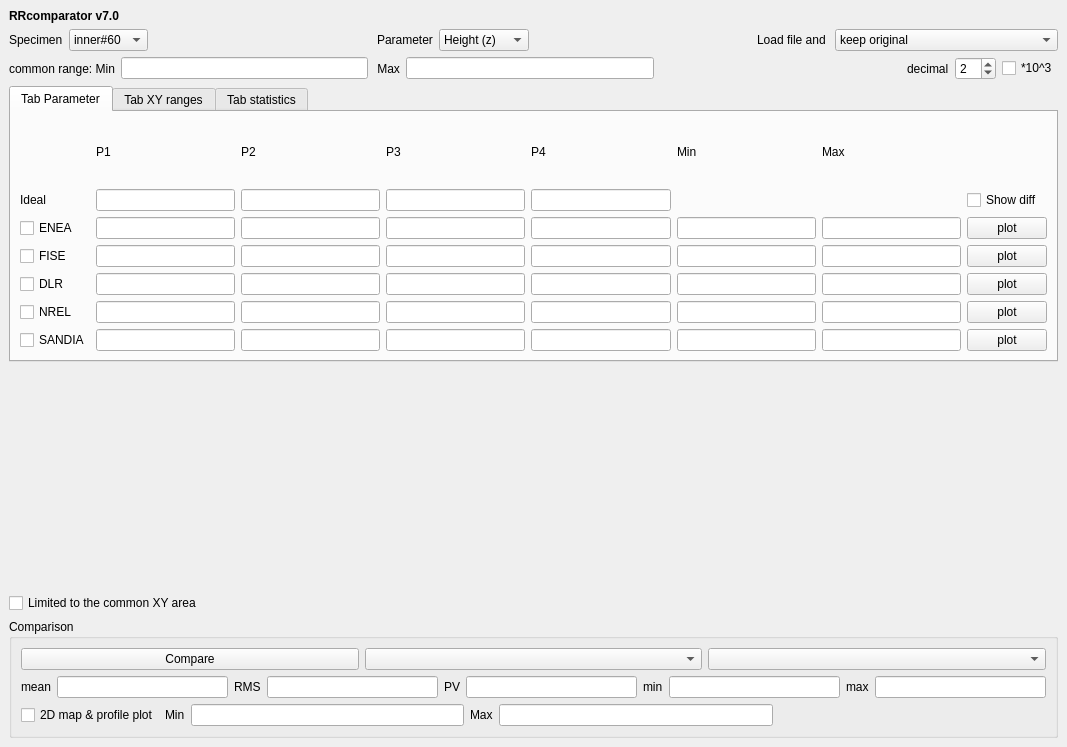
First picture: the form in Workspace/qtSource/RRcomparator/rrcmp.ui, repository mmonty1960/RRcomparator, before the edit.
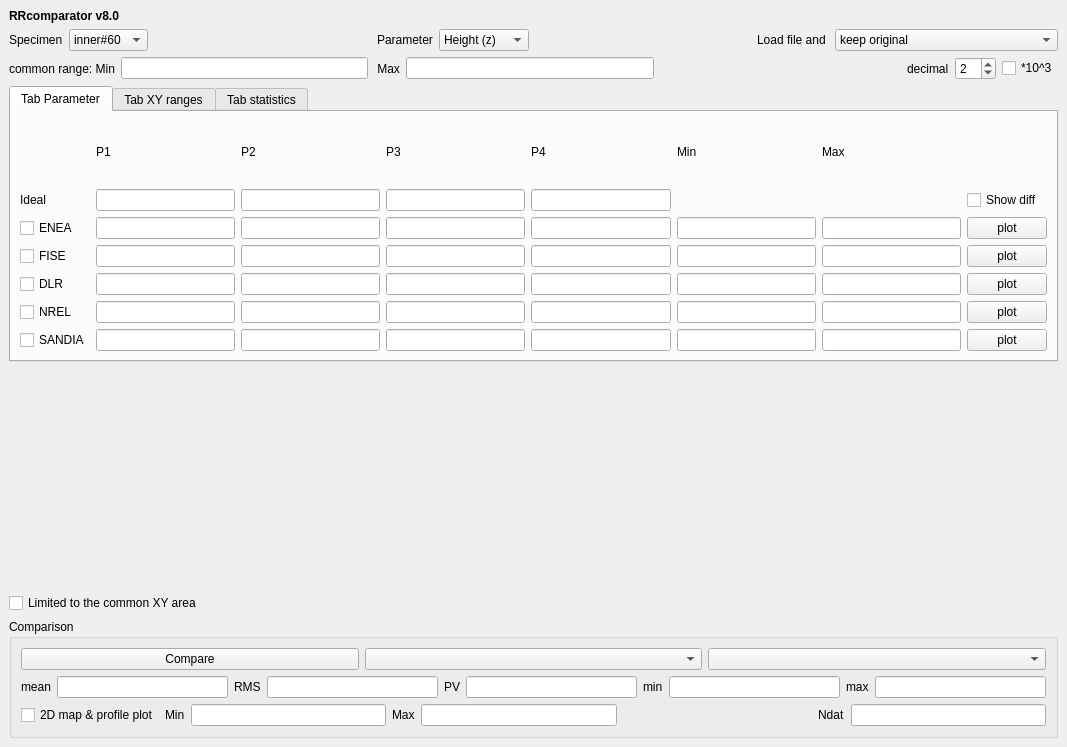
Second picture: the form after the edit.

```diff
--- a/Workspace/qtSource/RRcomparator/rrcmp.ui
+++ b/Workspace/qtSource/RRcomparator/rrcmp.ui
@@ -23,7 +23,7 @@
        </font>
       </property>
       <property name="text">
-       <string>RRcomparator v7.0</string>
+       <string>RRcomparator v8.0</string>
       </property>
      </widget>
     </item>
@@ -962,6 +962,16 @@
            </property>
           </spacer>
          </item>
+         <item>
+          <widget class="QLabel" name="label_41">
+           <property name="text">
+            <string>Ndat</string>
+           </property>
+          </widget>
+         </item>
+         <item>
+          <widget class="QLineEdit" name="lineEdit_Ndat"/>
+         </item>
         </layout>
        </item>
       </layout>
```
